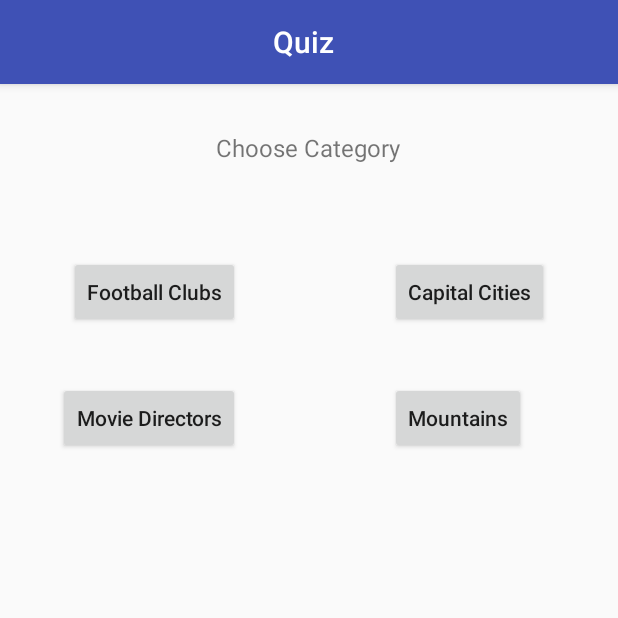
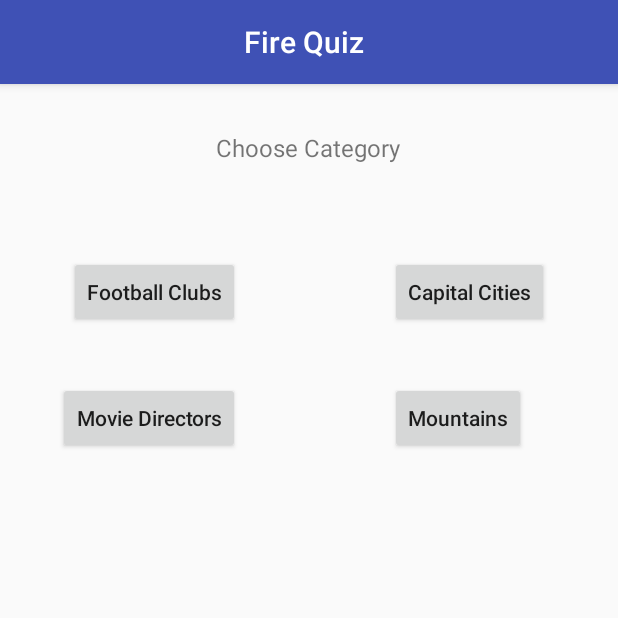
Before and after one commit to LudNaucnik/Quiz, an Android app: the screen it shows after launch (MainActivity), on a phone screen of 412 x 824 dp, the top half of it. Run offline under Robolectric (Android 15) with nearby library versions, the phone set to English and light mode, and no system bars; our stand-ins replace ButterKnife, Firebase (no records; nobody signed in at launch, a user with empty details on screens opened directly), Volley; 1 statement that could not run was skipped.

Commit message:
Changed App name

```diff
--- a/app/src/main/java/com/ljube/bajtaktarov/quiz/MainActivity.java
+++ b/app/src/main/java/com/ljube/bajtaktarov/quiz/MainActivity.java
@@ -94,7 +94,7 @@ public class MainActivity extends AppCompatActivity {
         readHighScore();
         mStorageRef = FirebaseStorage.getInstance().getReference();
         centerTitle();
-        setTitle("Quiz");
+        setTitle("Fire Quiz");
         if (isOnline() == false) {
             CreateOfflineAlert();
         } else {
```
